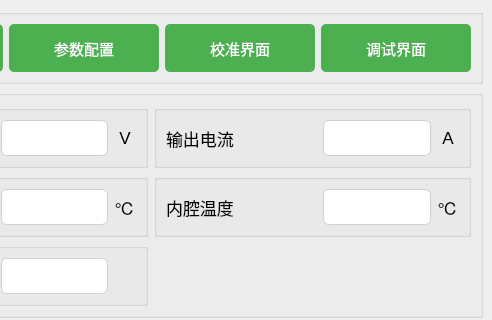
Qt form mainwindow.ui (Curtain-Wang/ModbusApp) before a commit; both pictures show x 834 to 1326 and y 0 to 320 of the 1326 by 703 pixel window.
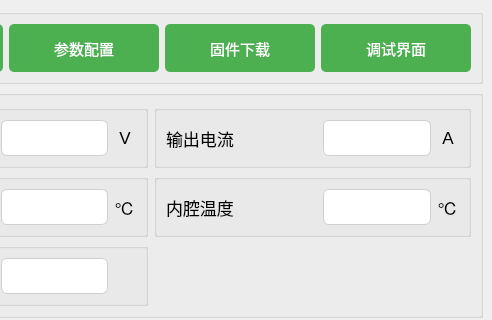
The same form after that commit. Icons and pictures are not drawn.

```diff
--- a/mainwindow.ui
+++ b/mainwindow.ui
@@ -431,7 +431,7 @@
 </string>
          </property>
          <property name="text">
-          <string>校准界面</string>
+          <string>固件下载</string>
          </property>
         </widget>
        </item>
```
Left out of the diff: 10 changed lines with no effect on the pictures.
